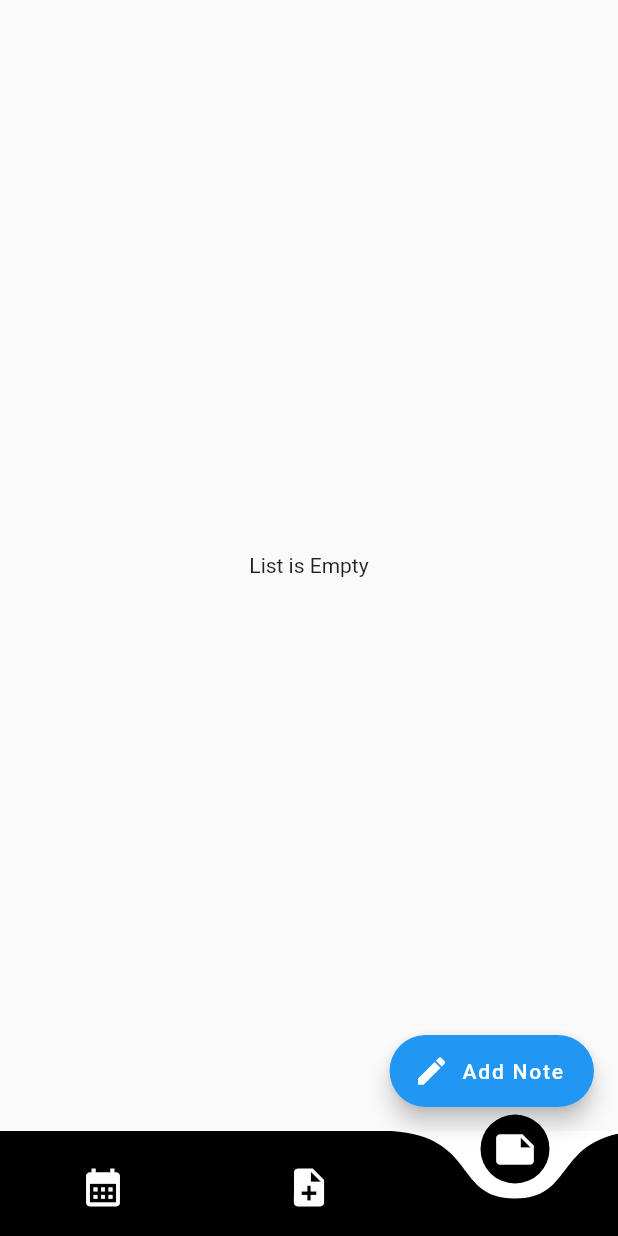
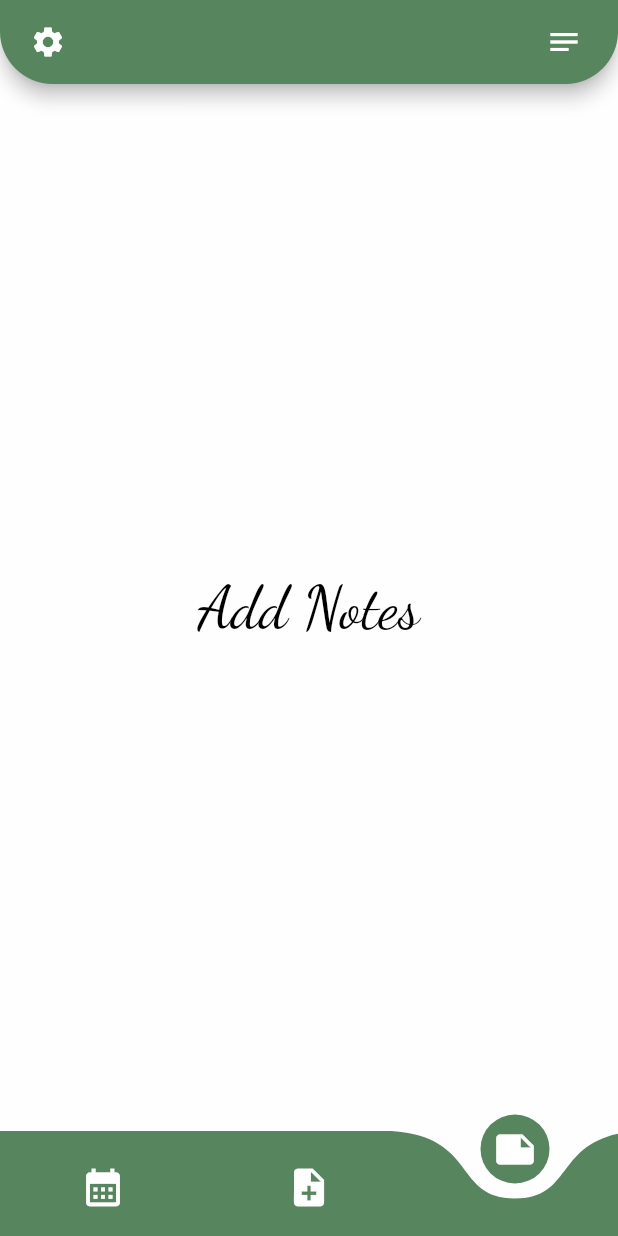
Before and after one commit to dariapichlak/gardening, a Flutter app: the screen it shows once a user with an empty profile is signed in, item 3 of the bottom bar chosen, on a phone screen of 412 x 824 dp. Run offline on Flutter 3.47's test engine with Material 2 defaults, Android fonts, the phone set to English and light mode, and no system bars; drawn by our look-alikes of curved_navigation_bar; our stand-ins replace bloc, cloud_firestore, firebase_auth, firebase_core, flutter_bloc, google_fonts and 1 more; missing offline and left inert: flutterfire_ui; accounts and stored records are empty.

Commit message:
Improve UI

```diff
--- a/lib/auth/auth_gate.dart
+++ b/lib/auth/auth_gate.dart
@@ -9,11 +9,13 @@ class AuthGate extends StatelessWidget {
   @override
   Widget build(BuildContext context) {
     return StreamBuilder<User?>(
+
       stream: FirebaseAuth.instance.authStateChanges(),
       initialData: FirebaseAuth.instance.currentUser,
       builder: (context, snapshot) {
         if (!snapshot.hasData) {
           return const SignInScreen(
+
             providerConfigs: [
               EmailProviderConfiguration(),
             ],
--- a/lib/home/home_page.dart
+++ b/lib/home/home_page.dart
@@ -6,6 +6,8 @@ import 'package:gardening/home/plants_page_content/plants_page_content.dart';
 
 class HomePage extends StatefulWidget {
   const HomePage({Key? key}) : super(key: key);
+
+
 
   @override
   State<HomePage> createState() => _HomePageState();
@@ -21,7 +23,7 @@ class _HomePageState extends State<HomePage> {
   @override
   Widget build(BuildContext context) {
     return Scaffold(
-      backgroundColor: Colors.white,
+      backgroundColor: const Color.fromARGB(255, 86, 133, 94),
       body: Builder(builder: (context) {
         if (index == 0) {
           return const Center(
@@ -36,13 +38,18 @@ class _HomePageState extends State<HomePage> {
         return const PlantsPageContent();
       }),
       bottomNavigationBar: Theme(
+
         data: Theme.of(context)
             .copyWith(iconTheme: const IconThemeData(color: Colors.white)),
         child: CurvedNavigationBar(
-            color: Colors.black,
-            backgroundColor: Colors.transparent,
-            buttonBackgroundColor: Colors.black,
+
+            color: const Color.fromARGB(255, 86, 133, 94),
+
+
+            backgroundColor: const Color.fromARGB(255, 254, 254, 254),
+            buttonBackgroundColor: const Color.fromARGB(255, 86, 133, 94),
             animationCurve: Curves.easeInOut,
+
             animationDuration: const Duration(milliseconds: 350),
             height: 70,
             index: index,
@@ -52,6 +59,7 @@ class _HomePageState extends State<HomePage> {
               });
             },
             items: items),
+
       ),
     );
   }
--- a/lib/home/notes_page/notes_page_content.dart
+++ b/lib/home/notes_page/notes_page_content.dart
@@ -2,6 +2,7 @@ import 'package:flutter/material.dart';
 import 'package:flutter_bloc/flutter_bloc.dart';
 import 'package:gardening/home/notes_page/add_notes_page/add_notes_page.dart';
 import 'package:gardening/home/notes_page/cubit/notes_page_content_cubit.dart';
+import 'package:google_fonts/google_fonts.dart';
 
 class NotesPageContent extends StatefulWidget {
   const NotesPageContent({
@@ -17,6 +18,34 @@ class _NotesPageContentState extends State<NotesPageContent> {
   @override
   Widget build(BuildContext context) {
     return Scaffold(
+      backgroundColor: const Color.fromARGB(255, 254, 254, 254),
+      appBar: AppBar(
+        leading: Padding(
+          padding: const EdgeInsets.symmetric(horizontal: 12.0),
+          child: IconButton(
+            icon: const Icon(Icons.settings),
+            onPressed: () {},
+          ),
+        ),
+        shape: const RoundedRectangleBorder(
+            borderRadius: BorderRadius.only(
+                bottomLeft: Radius.circular(35),
+                bottomRight: Radius.circular(35))),
+        elevation: 5,
+        backgroundColor: const Color.fromARGB(255, 86, 133, 94),
+        actions: [
+          Padding(
+            padding: const EdgeInsets.symmetric(horizontal: 12.0),
+            child: IconButton(
+              icon: const Icon(Icons.notes),
+              onPressed: () {
+                Navigator.of(context).push(
+                    MaterialPageRoute(builder: (_) => const AddNotesPage()));
+              },
+            ),
+          ),
+        ],
+      ),
       body: BlocProvider(
         create: (context) => NotesPageContentCubit()..start(),
         child: BlocBuilder<NotesPageContentCubit, NotesPageContentState>(
@@ -27,7 +56,7 @@ class _NotesPageContentState extends State<NotesPageContent> {
             if (state.isLoading) {
               return const Center(
                 child: CircularProgressIndicator(
-                  color: Colors.green,
+                  color: Color.fromARGB(255, 86, 133, 94),
                 ),
               );
             }
@@ -41,7 +70,7 @@ class _NotesPageContentState extends State<NotesPageContent> {
                       Dismissible(
                         background: const DecoratedBox(
                           decoration: BoxDecoration(
-                            color: Colors.white,
+                            color: Color.fromARGB(255, 254, 254, 254),
                           ),
                           child: Padding(
                             padding: EdgeInsets.only(left: 325.0),
@@ -59,22 +88,28 @@ class _NotesPageContentState extends State<NotesPageContent> {
                         },
                         child: Container(
                           width: 350,
-                          padding: const EdgeInsets.all(8),
-                          margin: const EdgeInsets.all(8),
+                          padding: const EdgeInsets.all(3),
+                          margin: const EdgeInsets.all(3),
                           decoration: BoxDecoration(
                             borderRadius: BorderRadius.circular(10),
-                            color: Colors.lightBlue,
+                            color: const Color.fromARGB(255, 254, 254, 254),
                           ),
                           child: Builder(builder: (context) {
                             return Theme(
                               data: Theme.of(context).copyWith(
-                                unselectedWidgetColor: Colors.white,
+                                unselectedWidgetColor: Colors.black,
                               ),
                               child: CheckboxListTile(
+                                activeColor:
+                                    const Color.fromARGB(255, 255, 191, 0),
                                 controlAffinity:
                                     ListTileControlAffinity.leading,
                                 title: Text(
                                   document['titleNote'],
+                                  style: GoogleFonts.roboto(
+                                    textStyle: const TextStyle(fontSize: 15),
+                                    color: Colors.black,
+                                  ),
                                 ),
                                 value: document['value'],
                                 onChanged: (bool? value) {
@@ -88,22 +123,25 @@ class _NotesPageContentState extends State<NotesPageContent> {
                           }),
                         ),
                       ),
+                      const Padding(
+                        padding: EdgeInsets.symmetric(horizontal: 10),
+                        child: Divider(
+                          color: Colors.grey,
+                          thickness: 1,
+                        ),
+                      ),
                     ],
                   ],
                 ),
               );
             }
-            return const Center(child: Text('List is Empty'));
+            return Center(
+              child: Text('Add Notes',
+                  style: GoogleFonts.dancingScript(
+                      fontSize: 40, color: Colors.black)),
+            );
           },
         ),
-      ),
-      floatingActionButton: FloatingActionButton.extended(
-        icon: const Icon(Icons.create),
-        label: const Text('Add Note'),
-        onPressed: () {
-          Navigator.of(context)
-              .push(MaterialPageRoute(builder: (_) => const AddNotesPage()));
-        },
       ),
     );
   }
--- a/lib/main.dart
+++ b/lib/main.dart
@@ -20,7 +20,7 @@ class MyApp extends StatelessWidget {
       debugShowCheckedModeBanner: false,
       title: 'Flutter Demo',
       theme: ThemeData(
-        primarySwatch: Colors.blue,
+        primarySwatch: Colors.green,
       ),
       home: const AuthGate(),
     );
--- a/pubspec.yaml
+++ b/pubspec.yaml
@@ -42,6 +42,7 @@ dependencies:
   flutter_bloc: ^8.1.1
   table_calendar: ^3.0.8
   curved_navigation_bar: ^1.0.3
+  google_fonts: ^3.0.1
 
 dev_dependencies:
   flutter_test:
```
Also changed, not shown: lib/home/calendar_page/calendar_page_content.dart (+21 -0 lines), lib/home/notes_page/add_notes_page/add_notes_page.dart (+35 -12 lines), lib/home/plants_page_content/add_plant_page/add_plant_page.dart (added, +100 -0 lines), lib/home/plants_page_content/plants_page_content.dart (+37 -3 lines), pubspec.lock, 1 other file.
